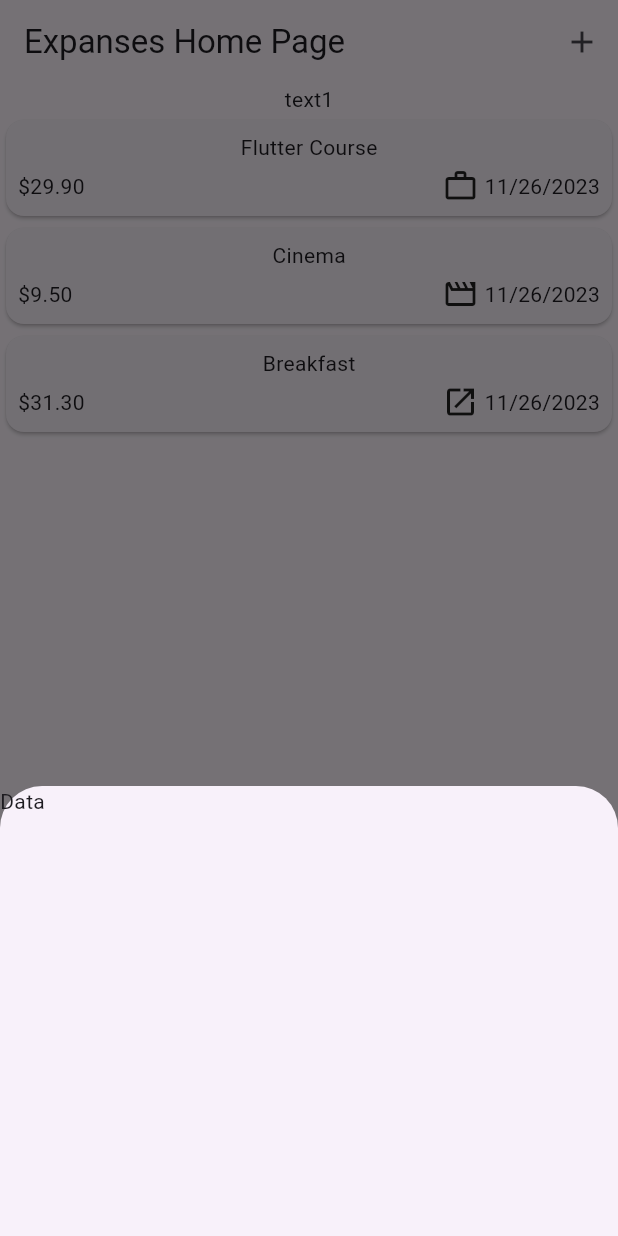
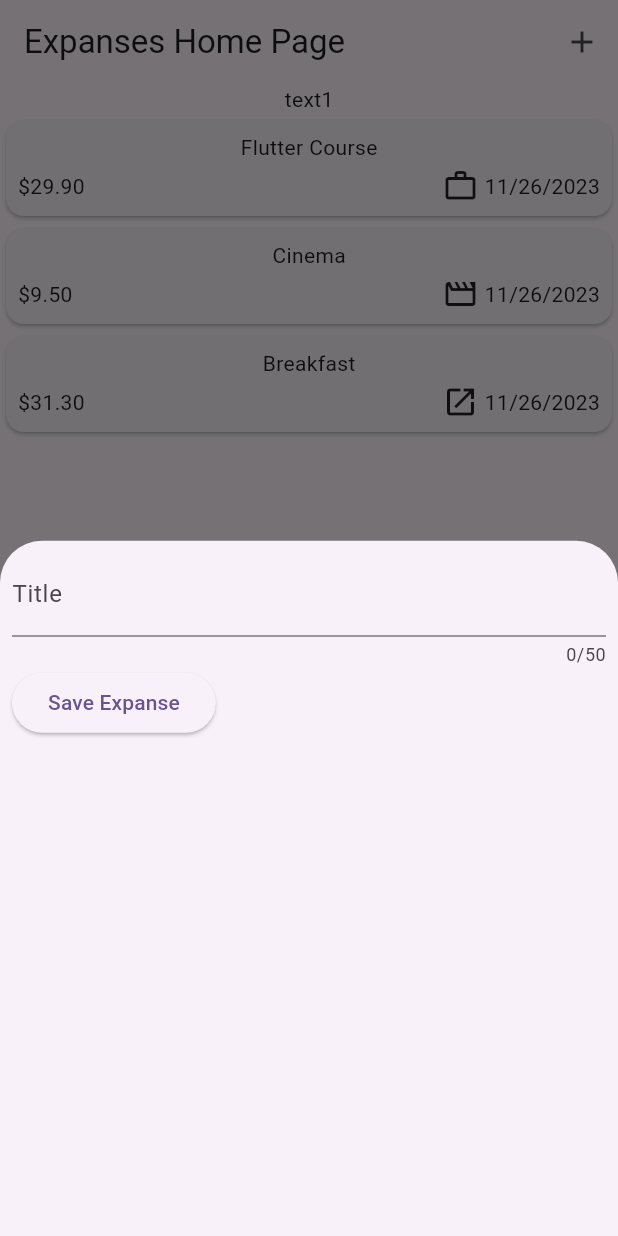
Before and after one commit to AbdelrhmanAmer/Expenses, a Flutter app: the screen it shows after launch, after a tap on the "add" icon, on a phone screen of 412 x 824 dp. Run offline on Flutter 3.47's test engine with Material 3 defaults, Android fonts, the phone set to English and light mode, and no system bars.

Commit message:
Text Field added

```diff
--- a/expenses_project/lib/widgets/expanses.dart
+++ b/expenses_project/lib/widgets/expanses.dart
@@ -2,6 +2,7 @@ import 'package:expenses_project/widgets/expanses_list/expanses_list.dart';
 import 'package:flutter/material.dart';
 
 import '../models/expanse.dart';
+import 'newExpanse.dart';
 
 class Expanses extends StatefulWidget {
   const Expanses({super.key});
@@ -24,15 +25,11 @@ class _ExpansesState extends State<Expanses> {
         title: const Text("Expanses Home Page"),
         // leading: const Icon(Icons.add), // at beginning
         actions: [
-          IconButton(onPressed: (){
-            showModalBottomSheet(
-                context: context,
-                builder: (ctx) =>
-                const SizedBox(
-                    width:double.infinity,
-                    height: 300,
-                    child: Text("Data")));
-          },icon: const Icon(Icons.add),),
+          IconButton(
+            onPressed: (){
+              showModalBottomSheet( context: context, builder: (ctx) => const NewExpanse());
+              },
+            icon: const Icon(Icons.add),),
         ], // at the end
       ),
       body: Center(
--- /dev/null
+++ b/expenses_project/lib/widgets/newExpanse.dart
@@ -0,0 +1,48 @@
+import 'dart:developer';
+
+import 'package:flutter/material.dart';
+
+class NewExpanse extends StatefulWidget {
+  const NewExpanse({super.key});
+
+  @override
+  State<NewExpanse> createState() => _NewExpanseState();
+}
+
+class _NewExpanseState extends State<NewExpanse> {
+  final _titleController = TextEditingController();
+
+  @override
+  void dispose() {
+    super.dispose();
+    _titleController.dispose();
+  }
+
+  @override
+  Widget build(BuildContext context) {
+    return Padding(
+      padding: const EdgeInsets.all(8.0),
+      child: Column(
+        children: [
+          TextField(
+            controller: _titleController,
+            maxLength: 50, // طول الاحرف
+            decoration: const InputDecoration(
+              label: Text("Title"),
+            ),
+          ),
+          Row(
+            children: [
+              ElevatedButton(
+                onPressed: (){
+                  log(_titleController.text);
+                },
+                child: const Text("Save Expanse"),
+              ),
+            ],
+          )
+        ],
+      ),
+    );
+  }
+}
```
